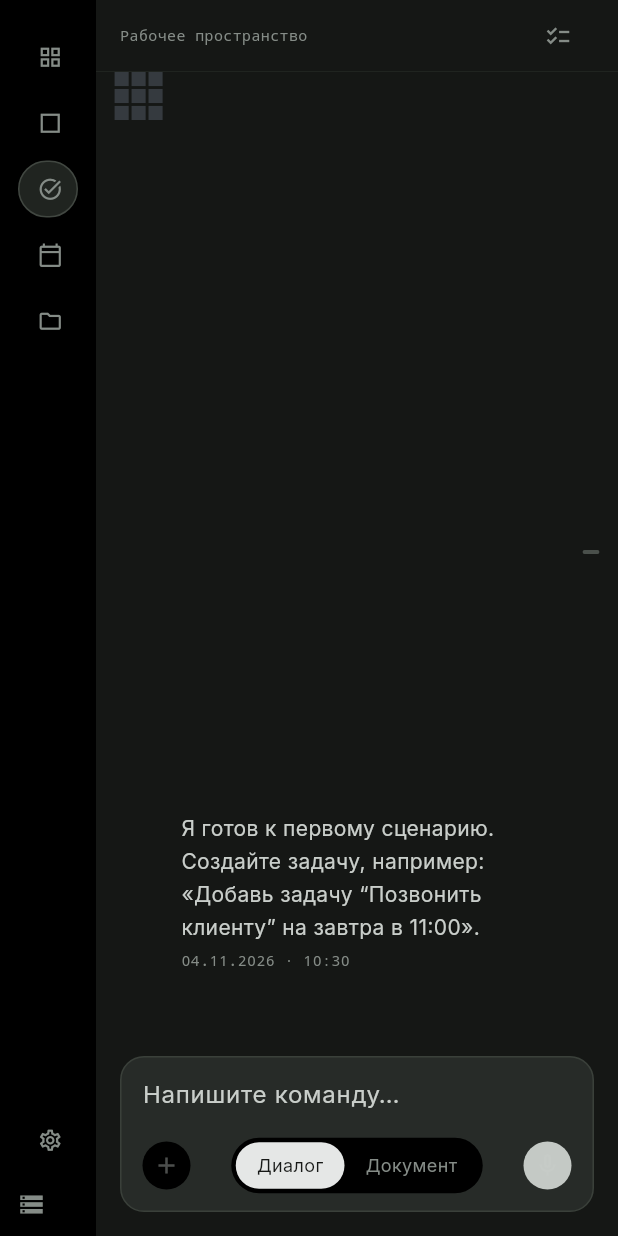
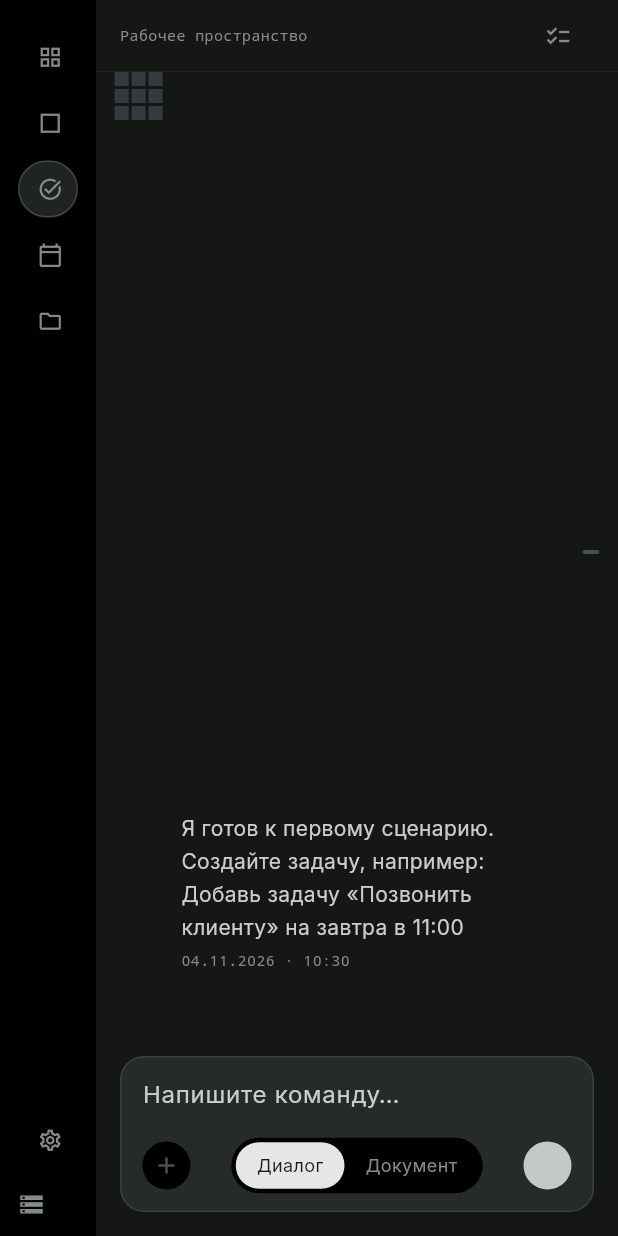
Before and after one commit to halogaloreontc/Tridot., a Flutter app: the screen it shows after launch, on a phone screen of 412 x 824 dp. Run offline on Flutter 3.47's test engine with Material 3 defaults, Android fonts, the phone set to English and light mode, and no system bars.

Commit message:
Wire the core improvements into the new interface
- The welcome example comes from AssistantController.exampleCommand, so
  its quotes are guaranteed to parse (it used “ ” quotes before)
- Task panel shows relative due dates ("завтра в 10:00") and marks
  overdue tasks
- A task load error shows a message and a retry button instead of an
  unhandled exception
- HomePage and AssistantApp take the injected Clock instead of
  DateTime.now(), so dates are testable
- Widget tests for each of these

Co-Authored-By: Claude Opus 5.5 <noreply@anthropic.com>
Claude-Session: https://claude.ai/code/session_01E7DPXttWZEmNnUUtRwTnnA

```diff
--- a/lib/app/home_page.dart
+++ b/lib/app/home_page.dart
@@ -1,8 +1,10 @@
 import 'package:flutter/material.dart';
 
+import '../core/formatting/due_format.dart';
 import '../core/models/assistant_types.dart';
 import '../core/models/task.dart';
 import '../core/scenario/assistant_controller.dart';
+import '../core/services/clock.dart';
 import '../core/services/task_service.dart';
 import 'assistant_theme.dart';
 import 'widgets/command_composer.dart';
@@ -11,10 +13,16 @@ import 'widgets/history_rail.dart';
 import 'widgets/status_cube.dart';
 
 final class HomePage extends StatefulWidget {
-  const HomePage({super.key, required this.assistant, required this.tasks});
+  const HomePage({
+    super.key,
+    required this.assistant,
+    required this.tasks,
+    this.clock = const SystemClock(),
+  });
 
   final AssistantController assistant;
   final TaskService tasks;
+  final Clock clock;
 
   @override
   State<HomePage> createState() => _HomePageState();
@@ -32,15 +40,16 @@ final class _HomePageState extends State<HomePage> {
   final GlobalKey<ScaffoldState> _scaffoldKey = GlobalKey<ScaffoldState>();
   final GlobalKey _contentStackKey = GlobalKey();
   final GlobalKey _liveAnswerKey = GlobalKey();
-  final List<_ChatMessage> _messages = <_ChatMessage>[
+  late final List<_ChatMessage> _messages = <_ChatMessage>[
     _ChatMessage(
       text: 'Я готов к первому сценарию. Создайте задачу, например: '
-          '«Добавь задачу “Позвонить клиенту” на завтра в 11:00».',
+          '${AssistantController.exampleCommand}',
       fromUser: false,
-      timestamp: DateTime.now(),
+      timestamp: widget.clock.now(),
     ),
   ];
   List<Task> _tasks = <Task>[];
+  Object? _loadError;
   bool _sending = false;
   AssistantViewMode _mode = AssistantViewMode.dialogue;
   AssistantStatus _status = AssistantStatus.noAction;
@@ -62,9 +71,17 @@ final class _HomePageState extends State<HomePage> {
   }
 
   Future<void> _refreshTasks() async {
+    try {
       final tasks = await widget.tasks.listActive();
       if (!mounted) return;
-    setState(() => _tasks = tasks);
+      setState(() {
+        _tasks = tasks;
+        _loadError = null;
+      });
+    } catch (error) {
+      if (!mounted) return;
+      setState(() => _loadError = error);
+    }
   }
 
   Future<void> _send() async {
@@ -77,7 +94,7 @@ final class _HomePageState extends State<HomePage> {
         _ChatMessage(
           text: text,
           fromUser: true,
-          timestamp: DateTime.now(),
+          timestamp: widget.clock.now(),
         ),
       );
       _input.clear();
@@ -91,7 +108,7 @@ final class _HomePageState extends State<HomePage> {
         _ChatMessage(
           text: response.message,
           fromUser: false,
-          timestamp: DateTime.now(),
+          timestamp: widget.clock.now(),
         ),
       );
       _sending = false;
@@ -385,7 +402,7 @@ final class _HomePageState extends State<HomePage> {
           message: _ChatMessage(
             text: 'Команда обрабатывается локально…',
             fromUser: false,
-            timestamp: DateTime.now(),
+            timestamp: widget.clock.now(),
           ),
           latest: true,
         ),
@@ -432,7 +449,26 @@ final class _HomePageState extends State<HomePage> {
             child: Text('Задачи', style: TextStyle(fontSize: 22)),
           ),
           Expanded(
-            child: _tasks.isEmpty
+            child: _loadError != null
+                ? Center(
+                    child: Padding(
+                      padding: const EdgeInsets.all(18),
+                      child: Column(
+                        mainAxisSize: MainAxisSize.min,
+                        children: <Widget>[
+                          const Text('Не удалось загрузить задачи'),
+                          const SizedBox(height: 4),
+                          Text('$_loadError', style: technicalTextStyle),
+                          const SizedBox(height: 12),
+                          OutlinedButton(
+                            onPressed: _refreshTasks,
+                            child: const Text('Повторить'),
+                          ),
+                        ],
+                      ),
+                    ),
+                  )
+                : _tasks.isEmpty
                     ? const Center(child: Text('Пока пусто'))
                     : ListView.separated(
                         itemCount: _tasks.length,
@@ -459,7 +495,8 @@ final class _HomePageState extends State<HomePage> {
   String _taskDetails(Task task) {
     final due = task.dueAt;
     if (due == null) return 'Без срока';
-    return '${_formatTimestamp(due)} · нажмите, чтобы открыть';
+    final when = formatDue(due, task.duePrecision, widget.clock.now());
+    return isOverdue(task, widget.clock.now()) ? 'просрочено · $when' : when;
   }
 
   static String _formatTimestamp(DateTime value) {
--- a/lib/main.dart
+++ b/lib/main.dart
@@ -22,14 +22,20 @@ Future<void> main() async {
     parser: ScenarioParser(clock: clock),
     clock: clock,
   );
-  runApp(AssistantApp(assistant: assistant, tasks: tasks));
+  runApp(AssistantApp(assistant: assistant, tasks: tasks, clock: clock));
 }
 
 final class AssistantApp extends StatelessWidget {
-  const AssistantApp({super.key, required this.assistant, required this.tasks});
+  const AssistantApp({
+    super.key,
+    required this.assistant,
+    required this.tasks,
+    this.clock = const SystemClock(),
+  });
 
   final AssistantController assistant;
   final TaskService tasks;
+  final Clock clock;
 
   @override
   Widget build(BuildContext context) {
@@ -39,7 +45,7 @@ final class AssistantApp extends StatelessWidget {
       theme: AssistantTheme.dark(),
       darkTheme: AssistantTheme.dark(),
       themeMode: ThemeMode.dark,
-      home: HomePage(assistant: assistant, tasks: tasks),
+      home: HomePage(assistant: assistant, tasks: tasks, clock: clock),
     );
   }
 }
```
Also changed, not shown: 1 other file. Lines whose indentation alone changed are shown as unchanged.
